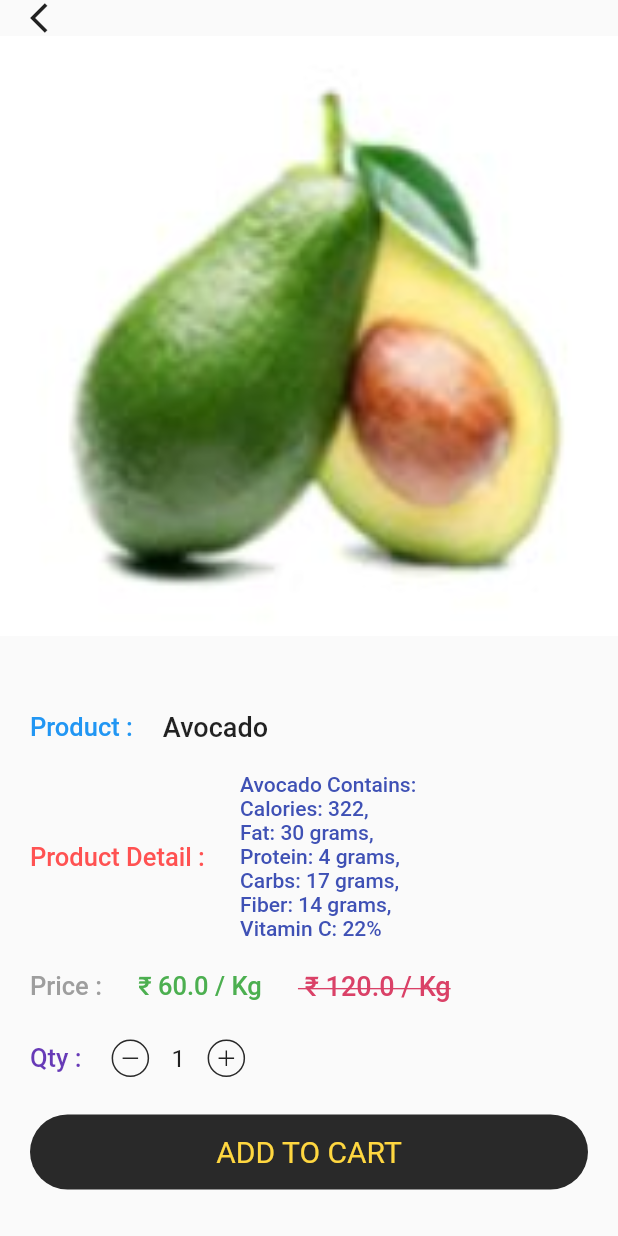
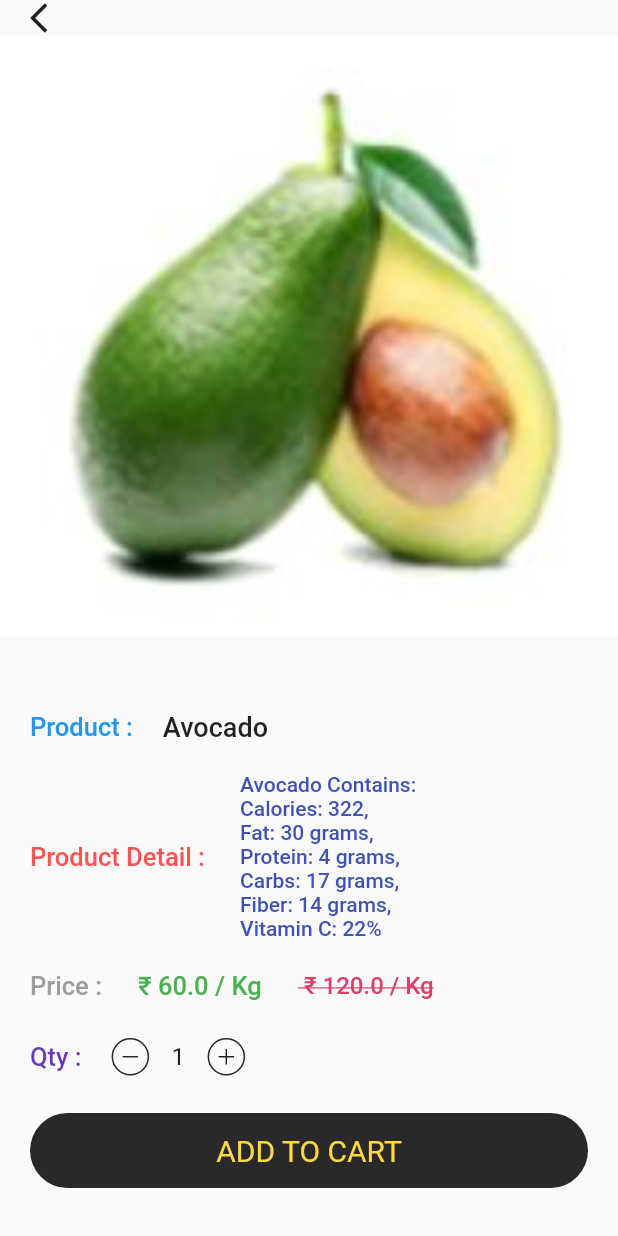
Before and after one commit to Anshuman021/firstproject, a Flutter app: the FruitsList screen opened by its route, after a tap on "Avocado", on a phone screen of 412 x 824 dp. Run offline on Flutter 3.47's test engine with Material 2 defaults, Android fonts, the phone set to English and light mode, and no system bars; our stand-ins replace animated_theme_switcher, image_picker, like_button, line_icons, shared_preferences; missing offline and left inert: email_auth; accounts and stored records are empty.

Commit message:
Corrections Done

```diff
--- a/lib/main.dart
+++ b/lib/main.dart
@@ -55,7 +55,7 @@ class MyApp extends StatelessWidget {
       child: Builder(
         builder: (context) => MaterialApp(
           debugShowCheckedModeBanner: false,
-          home: const VerifyingUser(),
+          home: const FlowerList(),
           routes: {
             'verification': (context) => const VerifyingUser(),
             'login': (context) => const FarmerLogin(),
--- a/lib/retailer_items/Fruits/fruits_constant/fruits_data.dart
+++ b/lib/retailer_items/Fruits/fruits_constant/fruits_data.dart
@@ -61,7 +61,7 @@ List items = [
     "id": 7,
     "product": "Guava",
     "productdetail":
-        " Guava Contains:\n Calories: 37,\n Fat: 1 gram,\n Cholesterol: 0 milligrams,\n Sodium: 1 milligram,\n Carbohydrates: 8 grams,\n Fiber: 3 grams,\n Sugar: 5 grams",
+        " Guava Contains:\n Calories: 37,\n Fat: 1 gram,\n Cholesterol: 0\nmilligrams,\n Sodium: 1 milligram,\n Carbohydrates: 8\ngrams,\n Fiber: 3 grams,\n Sugar: 5 grams",
     "img": "assets/RetailerFruits/Guava.JPG",
     "p_price": 120.00,
     "p_promotion_price": 70.00
@@ -115,7 +115,7 @@ List items = [
     "id": 13,
     "product": "Pomegranate",
     "productdetail":
-        " Pomegranate Contains:\n 72 calories,\n 27g carbohydrates,\n 89g sugar,\n 5g fiber,\n 205mg potassium,\n 9mg vitamin C,\n 3mg vitamin K,\n 33µg folate",
+        "Pomegranate\nContains:\n72 calories,\n27g carbohydrates,\n89g sugar,\n5g fiber,\n205mg potassium,\n9mg vitamin C,\n3mg vitamin K,\n33µg folate",
     "img": "assets/RetailerFruits/Pomegranate.JPG",
     "p_price": 120.00,
     "p_promotion_price": 75.00
--- a/lib/retailer_items/Fruits/fruits_pages/fruits_description.dart
+++ b/lib/retailer_items/Fruits/fruits_pages/fruits_description.dart
@@ -140,7 +140,7 @@ class _VegetableDescriptionState extends State<VegetableDescription> {
                     Text(
                       " ₹ " + widget.pPrice + " / Kg ",
                       style: const TextStyle(
-                          fontSize: 18,
+                          fontSize: 16,
                           fontWeight: FontWeight.w500,
                           color: warning,
                           decoration: TextDecoration.lineThrough),
```
Also changed, not shown: lib/farmer_menu_bar/farmer_menu_list/farmer_profile/page/farmer_editprofile.dart (+104 -0 lines), lib/retailer_items/Grains/grains_constant/grain_data.dart (+4 -4 lines).
